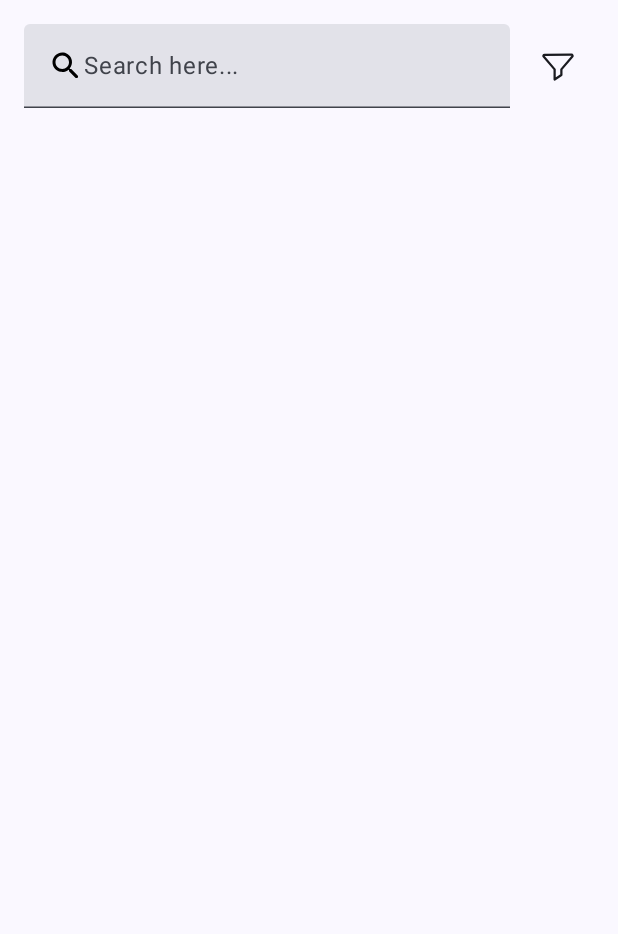
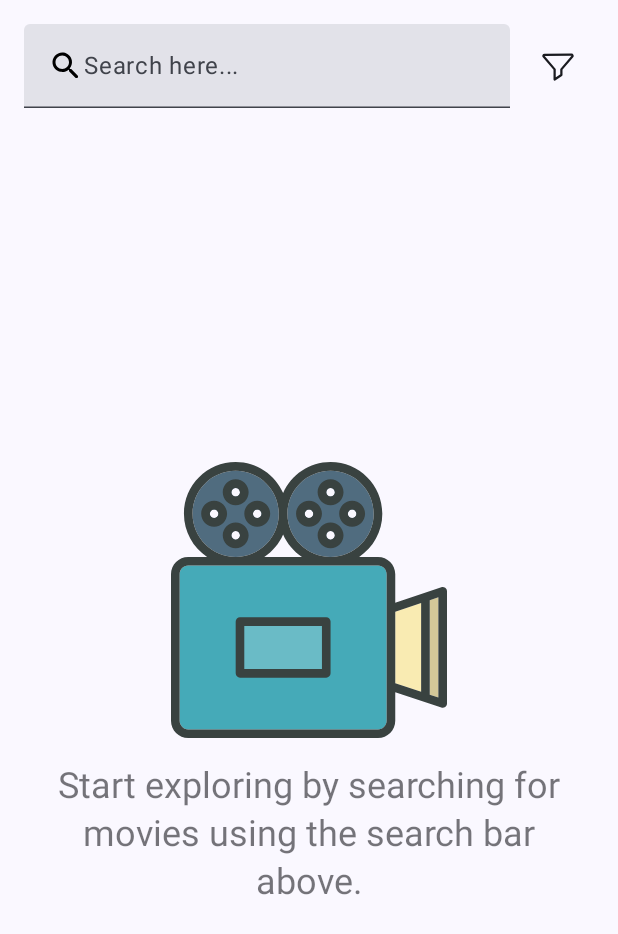
Before and after one commit to danialtavakoli/OMDb, an Android app built with Jetpack Compose: the MovieListScreen screen opened through its navigation route, on a phone screen of 412 x 824 dp. Shown: the top 934 px of the screen. Run offline under Robolectric (Android 15) with nearby library versions, the phone set to English and light mode, and no system bars; our stand-ins replace Dagger/Hilt's generated code, Room's generated code; network calls fail; pictures from the network do not load; 1 statement that could not run was skipped.

Commit message:
add icon film

```diff
--- a/app/src/main/java/com/danialtavakoli/omdb/ui/MainActivity.kt
+++ b/app/src/main/java/com/danialtavakoli/omdb/ui/MainActivity.kt
@@ -20,33 +20,31 @@ class MainActivity : ComponentActivity() {
 
     override fun onCreate(savedInstanceState: Bundle?) {
         super.onCreate(savedInstanceState)
-        val movieTitle = "batman"
         setContent {
             OMDbTheme {
                 Surface(
                     modifier = Modifier.fillMaxSize(),
                     color = MaterialTheme.colorScheme.background,
                 ) {
-                    MoviesScreen(movieTitle)
+                    MoviesScreen()
                 }
             }
         }
     }
 
     @Composable
-    fun MoviesScreen(movieTitle: String, modifier: Modifier = Modifier) {
+    fun MoviesScreen(modifier: Modifier = Modifier) {
         val navController = rememberNavController()
         NavHost(navController, startDestination = "movieList") {
             composable("movieList") {
                 val viewModel = hiltViewModel<MovieViewModel>()
                 MovieListScreen(
                     viewModel = viewModel,
-                    movieTitle = movieTitle,
-                    context = this@MainActivity,
-                    modifier = modifier,
                     onItemClick = { imdbId ->
                         navController.navigate("movieDetails/$imdbId")
                     },
+                    context = this@MainActivity,
+                    modifier = modifier,
                 )
             }
             composable("movieDetails/{imdbId}") { backStackEntry ->
--- a/app/src/main/java/com/danialtavakoli/omdb/ui/MovieListScreen.kt
+++ b/app/src/main/java/com/danialtavakoli/omdb/ui/MovieListScreen.kt
@@ -1,10 +1,12 @@
 package com.danialtavakoli.omdb.ui
 
-import android.util.Log
+import androidx.compose.foundation.Image
 import androidx.compose.foundation.clickable
+import androidx.compose.foundation.layout.Arrangement
 import androidx.compose.foundation.layout.Column
 import androidx.compose.foundation.layout.Row
 import androidx.compose.foundation.layout.Spacer
+import androidx.compose.foundation.layout.fillMaxSize
 import androidx.compose.foundation.layout.fillMaxWidth
 import androidx.compose.foundation.layout.height
 import androidx.compose.foundation.layout.padding
@@ -12,7 +14,9 @@ import androidx.compose.foundation.layout.size
 import androidx.compose.foundation.layout.width
 import androidx.compose.foundation.lazy.LazyColumn
 import androidx.compose.foundation.lazy.items
+import androidx.compose.foundation.rememberScrollState
 import androidx.compose.foundation.shape.RoundedCornerShape
+import androidx.compose.foundation.verticalScroll
 import androidx.compose.material.icons.Icons
 import androidx.compose.material.icons.rounded.Search
 import androidx.compose.material3.Card
@@ -36,6 +40,7 @@ import androidx.compose.ui.graphics.Color
 import androidx.compose.ui.layout.ContentScale
 import androidx.compose.ui.res.painterResource
 import androidx.compose.ui.text.input.TextFieldValue
+import androidx.compose.ui.text.style.TextAlign
 import androidx.compose.ui.unit.dp
 import coil.compose.AsyncImage
 import com.danialtavakoli.omdb.R
@@ -46,17 +51,14 @@ import com.danialtavakoli.omdb.model.net.showToast
 @Composable
 fun MovieListScreen(
     viewModel: MovieViewModel,
-    movieTitle: String,
     onItemClick: (String) -> Unit,
     context: MainActivity,
     modifier: Modifier = Modifier,
 ) {
-    var title by remember { mutableStateOf(movieTitle) }
+    var title by remember { mutableStateOf("") }
     val moviesList by viewModel.moviesList.collectAsState()
 
-    Log.v("TagX", title)
     LaunchedEffect(title, moviesList) {
-        Log.v("TagY", title)
         val isInternetConnected = NetworkChecker(context).isInternetConnected
         viewModel.fetchMovies(
             title = title, isInternetConnected = isInternetConnected
@@ -73,13 +75,45 @@ fun MovieListScreen(
                 title = newTitle
             },
         )
-        LazyColumn {
-            items(items = moviesList) { movie ->
-                MovieListItem(movie = movie, onItemClick = onItemClick)
+        if (moviesList.isEmpty()) {
+            EmptyListView()
+        } else {
+            LazyColumn {
+                items(items = moviesList) { movie ->
+                    MovieListItem(movie = movie, onItemClick = onItemClick)
+                }
             }
         }
     }
 }
+
+@Composable
+fun EmptyListView() {
+    Column(
+        modifier = Modifier
+            .fillMaxSize()
+            .padding(horizontal = 16.dp)
+            .verticalScroll(rememberScrollState()),
+        verticalArrangement = Arrangement.Center,
+        horizontalAlignment = Alignment.CenterHorizontally
+    ) {
+        Image(
+            painter = painterResource(id = R.drawable.ic_film),
+            contentDescription = null,
+            modifier = Modifier
+                .size(200.dp)
+                .padding(bottom = 16.dp)
+        )
+        Text(
+            text = "Start exploring by searching for movies using the search bar above.",
+            style = MaterialTheme.typography.headlineSmall,
+            color = MaterialTheme.colorScheme.onSurface.copy(alpha = 0.6f),
+            textAlign = TextAlign.Center,
+            modifier = Modifier.padding(horizontal = 16.dp)
+        )
+    }
+}
+
 
 @Composable
 fun MovieListItem(
--- /dev/null
+++ b/app/src/main/res/drawable/ic_film.xml
@@ -0,0 +1,61 @@
+<vector xmlns:android="http://schemas.android.com/apk/res/android"
+    android:width="800dp"
+    android:height="800dp"
+    android:viewportWidth="64"
+    android:viewportHeight="64">
+  <path
+      android:pathData="M15,2C9.477,2 5,6.477 5,12s4.477,10 10,10s10,-4.477 10,-10S20.523,2 15,2zM10,13c-0.553,0 -1,-0.447 -1,-1s0.447,-1 1,-1s1,0.447 1,1S10.553,13 10,13zM15,18c-0.553,0 -1,-0.447 -1,-1s0.447,-1 1,-1s1,0.447 1,1S15.553,18 15,18zM15,8c-0.553,0 -1,-0.447 -1,-1s0.447,-1 1,-1s1,0.447 1,1S15.553,8 15,8zM20,13c-0.553,0 -1,-0.447 -1,-1s0.447,-1 1,-1s1,0.447 1,1S20.553,13 20,13z"
+      android:fillColor="#506C7F"/>
+  <path
+      android:pathData="M37,2c-5.523,0 -10,4.477 -10,10s4.477,10 10,10s10,-4.477 10,-10S42.523,2 37,2zM32,13c-0.553,0 -1,-0.447 -1,-1s0.447,-1 1,-1s1,0.447 1,1S32.553,13 32,13zM37,18c-0.553,0 -1,-0.447 -1,-1s0.447,-1 1,-1s1,0.447 1,1S37.553,18 37,18zM37,8c-0.553,0 -1,-0.447 -1,-1s0.447,-1 1,-1s1,0.447 1,1S37.553,8 37,8zM42,13c-0.553,0 -1,-0.447 -1,-1s0.447,-1 1,-1s1,0.447 1,1S42.553,13 42,13z"
+      android:fillColor="#506C7F"/>
+  <path
+      android:pathData="M50,60c0,1.104 -0.896,2 -2,2H4c-1.104,0 -2,-0.896 -2,-2V26c0,-1.104 0.896,-2 2,-2h44c1.104,0 2,0.896 2,2V60z"
+      android:fillColor="#45AAB8"/>
+  <path
+      android:pathData="M52,51.279l6,2l0,-20.558l-6,1.999z"
+      android:fillColor="#F9EBB2"/>
+  <path
+      android:pathData="M60,32.055l0,21.89l2,0.667l0,-23.224z"
+      android:fillColor="#F9EBB2"/>
+  <path
+      android:pathData="M39,12c0,1.656 1.344,3 3,3s3,-1.344 3,-3s-1.344,-3 -3,-3S39,10.344 39,12zM42,11c0.553,0 1,0.447 1,1s-0.447,1 -1,1s-1,-0.447 -1,-1S41.447,11 42,11z"
+      android:fillColor="#394240"/>
+  <path
+      android:pathData="M37,10c1.656,0 3,-1.344 3,-3s-1.344,-3 -3,-3s-3,1.344 -3,3S35.344,10 37,10zM37,6c0.553,0 1,0.447 1,1s-0.447,1 -1,1s-1,-0.447 -1,-1S36.447,6 37,6z"
+      android:fillColor="#394240"/>
+  <path
+      android:pathData="M37,14c-1.656,0 -3,1.344 -3,3s1.344,3 3,3s3,-1.344 3,-3S38.656,14 37,14zM37,18c-0.553,0 -1,-0.447 -1,-1s0.447,-1 1,-1s1,0.447 1,1S37.553,18 37,18z"
+      android:fillColor="#394240"/>
+  <path
+      android:pathData="M35,12c0,-1.656 -1.344,-3 -3,-3s-3,1.344 -3,3s1.344,3 3,3S35,13.656 35,12zM31,12c0,-0.553 0.447,-1 1,-1s1,0.447 1,1s-0.447,1 -1,1S31,12.553 31,12z"
+      android:fillColor="#394240"/>
+  <path
+      android:pathData="M23,12c0,-1.656 -1.344,-3 -3,-3s-3,1.344 -3,3s1.344,3 3,3S23,13.656 23,12zM20,13c-0.553,0 -1,-0.447 -1,-1s0.447,-1 1,-1s1,0.447 1,1S20.553,13 20,13z"
+      android:fillColor="#394240"/>
+  <path
+      android:pathData="M15,10c1.656,0 3,-1.344 3,-3s-1.344,-3 -3,-3s-3,1.344 -3,3S13.344,10 15,10zM15,6c0.553,0 1,0.447 1,1s-0.447,1 -1,1s-1,-0.447 -1,-1S14.447,6 15,6z"
+      android:fillColor="#394240"/>
+  <path
+      android:pathData="M15,14c-1.656,0 -3,1.344 -3,3s1.344,3 3,3s3,-1.344 3,-3S16.656,14 15,14zM15,18c-0.553,0 -1,-0.447 -1,-1s0.447,-1 1,-1s1,0.447 1,1S15.553,18 15,18z"
+      android:fillColor="#394240"/>
+  <path
+      android:pathData="M13,12c0,-1.656 -1.344,-3 -3,-3s-3,1.344 -3,3s1.344,3 3,3S13,13.656 13,12zM10,13c-0.553,0 -1,-0.447 -1,-1s0.447,-1 1,-1s1,0.447 1,1S10.553,13 10,13z"
+      android:fillColor="#394240"/>
+  <path
+      android:pathData="M63.585,29.188c-0.262,-0.188 -0.598,-0.241 -0.901,-0.137L52,32.612V26c0,-2.211 -1.789,-4 -4,-4h-4.372C46.864,19.852 49,16.177 49,12c0,-6.629 -5.374,-12 -12,-12c-4.923,0 -9.149,2.968 -11,7.211C24.149,2.968 19.923,0 15,0C8.374,0 3,5.371 3,12c0,4.177 2.136,7.852 5.372,10H4c-2.211,0 -4,1.789 -4,4v34c0,2.211 1.789,4 4,4h44c2.211,0 4,-1.789 4,-4v-6.613l10.684,3.562C62.787,56.983 62.894,57 63,57c0.207,0 0.412,-0.064 0.585,-0.188C63.846,56.623 64,56.321 64,56V30C64,29.679 63.846,29.377 63.585,29.188zM37,2c5.523,0 10,4.477 10,10s-4.477,10 -10,10s-10,-4.477 -10,-10S31.477,2 37,2zM30.372,22h-8.744c1.916,-1.272 3.443,-3.08 4.372,-5.211C26.929,18.92 28.456,20.728 30.372,22zM5,12C5,6.477 9.477,2 15,2s10,4.477 10,10s-4.477,10 -10,10S5,17.523 5,12zM50,60c0,1.104 -0.896,2 -2,2H4c-1.104,0 -2,-0.896 -2,-2V26c0,-1.104 0.896,-2 2,-2h44c1.104,0 2,0.896 2,2V60zM58,53.279l-6,-2V34.72l6,-1.999V53.279zM62,54.612l-2,-0.667V32.055l2,-0.667V54.612z"
+      android:fillColor="#394240"/>
+  <path
+      android:pathData="M36,36H16c-0.553,0 -1,0.448 -1,1v12c0,0.552 0.447,1 1,1h20c0.553,0 1,-0.448 1,-1V37C37,36.448 36.553,36 36,36zM35,48H17V38h18V48z"
+      android:fillColor="#394240"/>
+  <path
+      android:fillColor="#FF000000"
+      android:pathData="M62,54.612l-2,-0.667l0,-21.89l2,-0.667z"
+      android:strokeAlpha="0.15"
+      android:fillAlpha="0.15"/>
+  <path
+      android:pathData="M17,38h18v10h-18z"
+      android:strokeAlpha="0.2"
+      android:fillColor="#FFFFFF"
+      android:fillAlpha="0.2"/>
+</vector>
```
